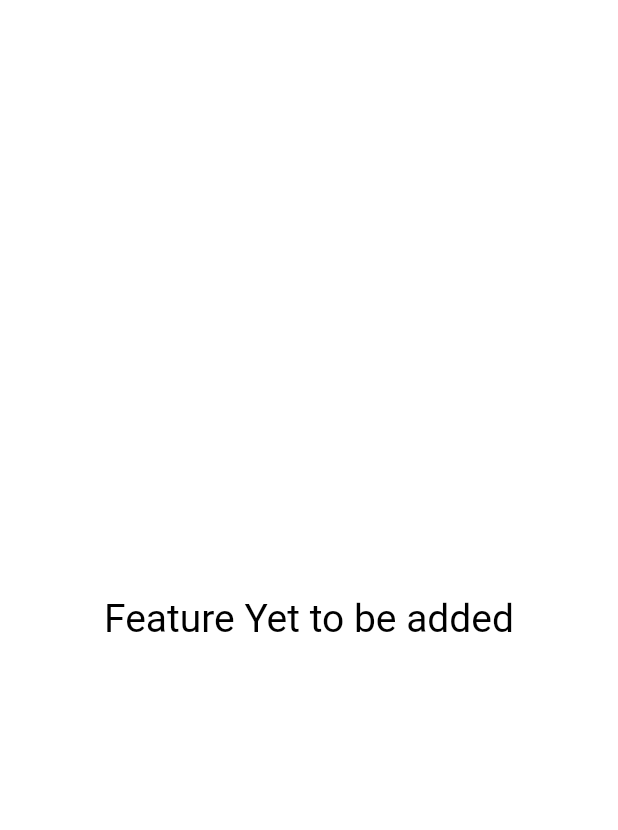
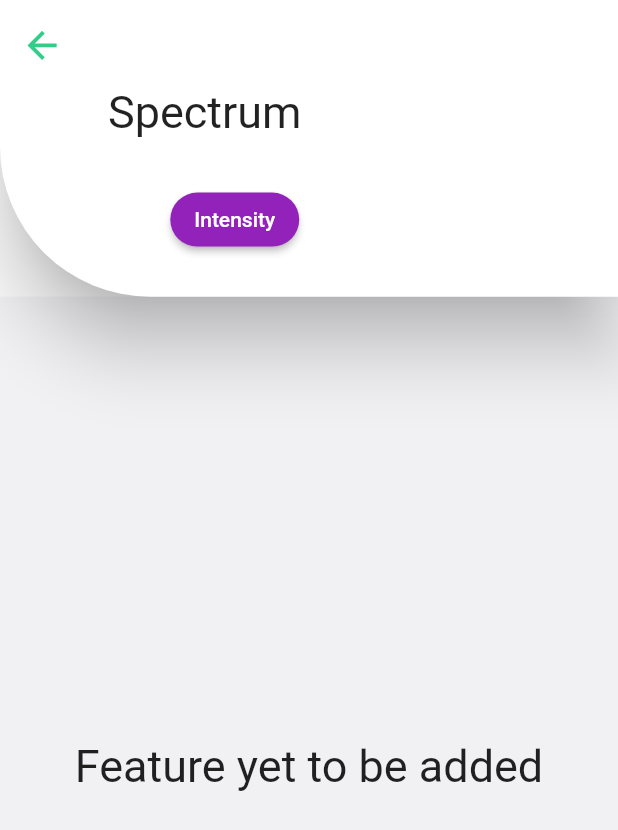
Before and after one commit to ParadoxPD/Spectra, a Flutter app: the DetailsPage screen opened directly, on a phone screen of 412 x 824 dp. Shown: the top 830 px of the screen. Run offline on Flutter 3.47's test engine with Material 2 defaults, Android fonts, the phone set to English and light mode, and no system bars; our stand-ins replace rxdart; Roboto replaces fonts that are missing (SFProText).

Commit message:
Working on the intensity page

```diff
--- a/app/lib/pages/Dashboard/Dashboard.main.dart
+++ b/app/lib/pages/Dashboard/Dashboard.main.dart
@@ -1,5 +1,5 @@
 import 'package:app/models/classes/user.dart';
-import 'package:app/pages/Dashboard/details.dart';
+import 'package:app/pages/Dashboard/plantDetails.dart';
 import 'package:app/pages/Dashboard/userdata.dart';
 import 'package:flutter/material.dart';
 import 'package:flutter/widgets.dart';
@@ -300,7 +300,7 @@ Widget titleBar(BuildContext context, AssetImage avatar, User user) {
                     Column(
                       children: <Widget>[
                         Text(
-                          "5",
+                          "20",
                           style: TextStyle(
                               fontSize: 22,
                               fontWeight: FontWeight.w400,
--- a/app/lib/pages/Dashboard/details.dart
+++ /dev/null
@@ -1,28 +0,0 @@
-import 'package:flutter/material.dart';
-import 'package:flutter/widgets.dart';
-
-class DetailsPage extends StatefulWidget {
-  DetailsPage({Key key}) : super(key: key);
-
-  @override
-  _DetailsPage createState() => _DetailsPage();
-}
-
-class _DetailsPage extends State<DetailsPage> {
-  @override
-  Widget build(BuildContext context) {
-    return Scaffold(
-      body: Container(
-        width: MediaQuery.of(context).size.width,
-        height: MediaQuery.of(context).size.height,
-        color: Colors.white,
-        child: Center(
-          child: Text(
-            "Feature Yet to be added",
-            style: TextStyle(fontSize: 26, color: Colors.black),
-          ),
-        ),
-      ),
-    );
-  }
-}
--- /dev/null
+++ b/app/lib/pages/Dashboard/plantDetails.dart
@@ -0,0 +1,104 @@
+import 'package:flutter/material.dart';
+import 'package:flutter/widgets.dart';
+
+class DetailsPage extends StatefulWidget {
+  DetailsPage({Key key}) : super(key: key);
+
+  @override
+  _DetailsPage createState() => _DetailsPage();
+}
+
+class _DetailsPage extends State<DetailsPage> {
+  @override
+  double _value = 20;
+  Widget build(BuildContext context) {
+    return Scaffold(
+      appBar: AppBar(
+        elevation: 20,
+        toolbarHeight: MediaQuery.of(context).size.height * 0.24,
+        foregroundColor: Colors.white,
+        backgroundColor: Colors.white,
+        shape: RoundedRectangleBorder(
+          borderRadius: BorderRadius.only(bottomLeft: Radius.circular(100)),
+        ),
+        leading: Transform.translate(
+          offset: Offset(0, -MediaQuery.of(context).size.height * 0.12 + 30),
+          child: Transform.scale(
+            scale: 1.2,
+            child: IconButton(
+              icon: Icon(
+                Icons.arrow_back,
+                color: Color(0xff32CE89),
+              ),
+              onPressed: () {
+                Navigator.pop(context);
+              },
+            ),
+          ),
+        ),
+        title: Container(
+          padding: EdgeInsets.only(top: 0),
+          child: Column(
+            children: [
+              Text(
+                "Spectrum",
+                style: TextStyle(
+                    fontSize: 30,
+                    color: Color(0xdd000000),
+                    fontWeight: FontWeight.normal),
+              ),
+              Transform.translate(
+                offset: Offset(20, 30),
+                child: ElevatedButton(
+                    child: Container(
+                      padding: EdgeInsets.fromLTRB(0, 0, 0, 0),
+                      child: Text(
+                        'Intensity',
+                        style: TextStyle(fontFamily: "SFProText"),
+                      ),
+                    ),
+                    onPressed: () {},
+                    style: ButtonStyle(
+                        backgroundColor:
+                            MaterialStateProperty.all<Color>(Color(0xff9222B9)),
+                        shape:
+                            MaterialStateProperty.all<RoundedRectangleBorder>(
+                                RoundedRectangleBorder(
+                          borderRadius: BorderRadius.circular(18.0),
+                        )))),
+              ),
+            ],
+          ),
+        ),
+      ),
+      body: Container(
+        width: MediaQuery.of(context).size.width,
+        height: MediaQuery.of(context).size.height,
+        color: Color(0xffF1F0F2),
+        child: Column(
+          mainAxisAlignment: MainAxisAlignment.center,
+          crossAxisAlignment: CrossAxisAlignment.center,
+          children: [
+            // Slider(
+            //   min: 0,
+            //   max: 100,
+            //   value: _value,
+            //   onChanged: (value) {
+            //     setState(() {
+            //       _value = value;
+            //     });
+            //   },
+            // ),
+
+            Container(
+              child: Text(
+                "Feature yet to be added",
+                style: TextStyle(fontSize: 30),
+              ),
+            )
+          ],
+        ),
+      ),
+    );
+  }
+}
--- a/app/lib/pages/Dashboard/userdata.dart
+++ b/app/lib/pages/Dashboard/userdata.dart
@@ -38,9 +38,24 @@ class _UserDataPage extends State<UserDataPage> {
             mainAxisAlignment: MainAxisAlignment.center,
             crossAxisAlignment: CrossAxisAlignment.center,
             children: <Widget>[
-              Container(child: Text("Full Name : " + user.name)),
-              Container(child: Text("Email : " + user.email)),
-              Container(child: Text("Type : " + user.type)),
+              Container(
+                  padding: EdgeInsets.only(top: 20, bottom: 20),
+                  child: Text(
+                    "Full Name : " + user.name,
+                    style: TextStyle(fontSize: 26),
+                  )),
+              Container(
+                  padding: EdgeInsets.only(top: 20, bottom: 20),
+                  child: Text(
+                    "Email : " + user.email,
+                    style: TextStyle(fontSize: 26),
+                  )),
+              Container(
+                  padding: EdgeInsets.only(top: 20, bottom: 20),
+                  child: Text(
+                    "Type : " + user.type,
+                    style: TextStyle(fontSize: 26),
+                  )),
             ],
           ),
         ),
```
